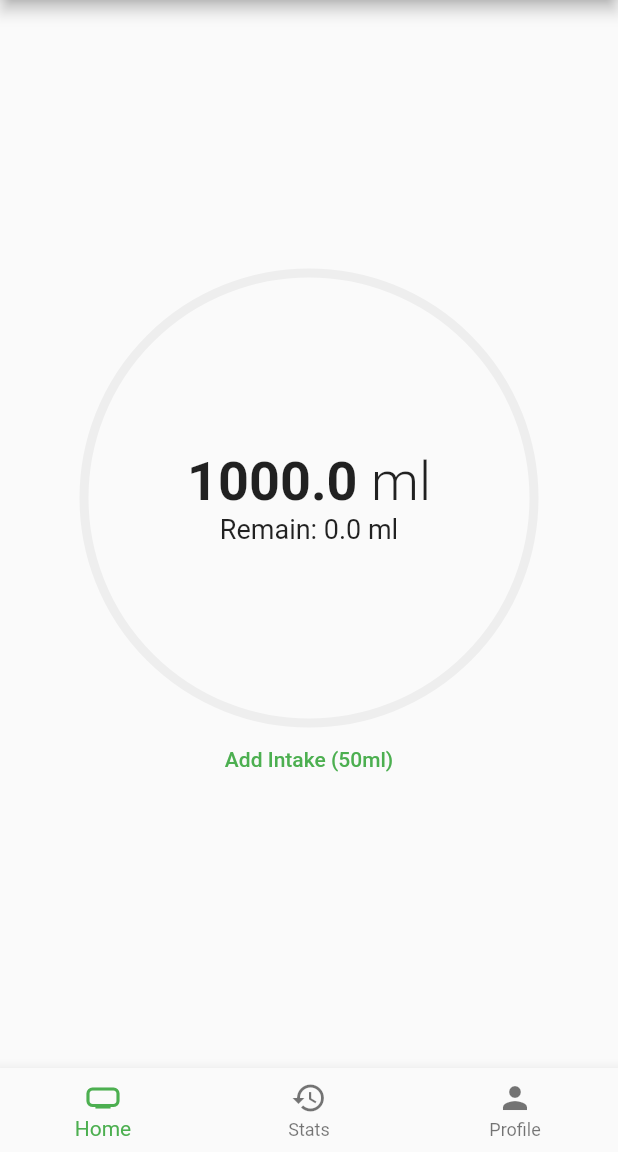
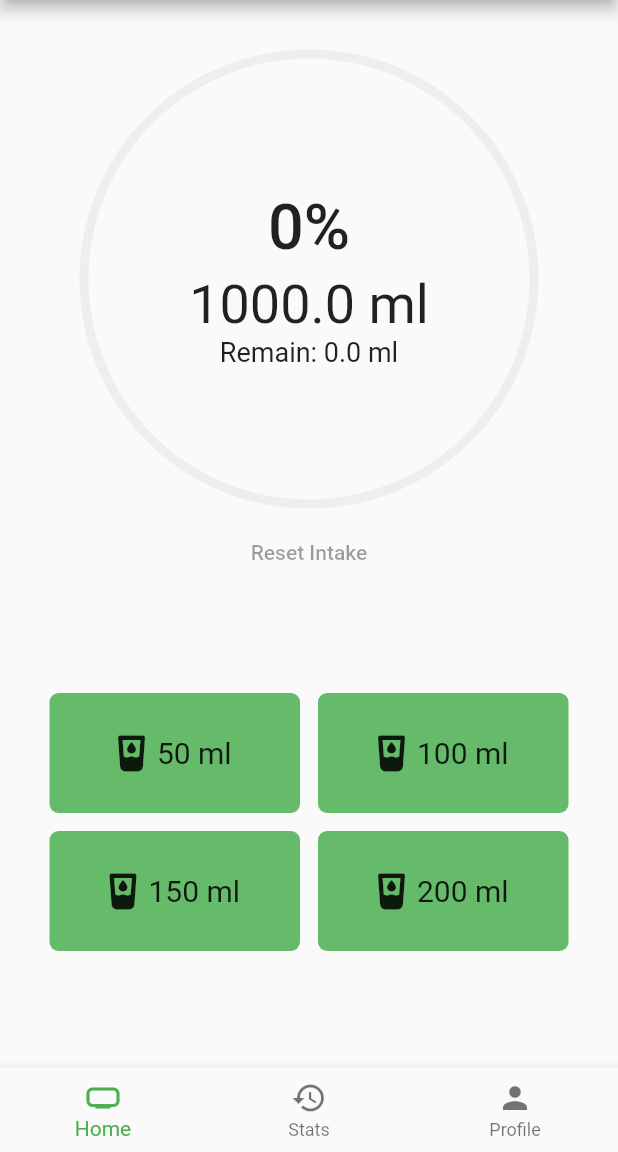
Before and after one commit to sarkartanmay393/WaterDairy, a Flutter app: the screen it shows after launch, on a phone screen of 412 x 824 dp, the part 84-1236 px from its top. Run offline on Flutter 3.47's test engine with Material 2 defaults, Android fonts, the phone set to English and light mode, and no system bars; our stand-ins replace font_awesome_flutter, hooks_riverpod, riverpod, simple_circular_progress_bar.

Commit message:
Add: Block Buttons

```diff
--- a/lib/screens/home.dart
+++ b/lib/screens/home.dart
@@ -3,6 +3,7 @@ import 'package:hooks_riverpod/hooks_riverpod.dart';
 import 'package:simple_circular_progress_bar/simple_circular_progress_bar.dart';
 
 import '../main.dart';
+import '../widgets/button.dart';
 
 class Home extends HookConsumerWidget {
   const Home({Key? key}) : super(key: key);
@@ -41,7 +42,9 @@ class Home extends HookConsumerWidget {
             //           child: const Text("Set")),
             //     ],
             //   ),
-            SizedBox(
+            Padding(
+              padding: const EdgeInsets.fromLTRB(0, 28, 0, 8),
+              child: SizedBox(
                 height: 300,
                 width: 300,
                 child: Stack(
@@ -59,18 +62,26 @@ class Home extends HookConsumerWidget {
                     Column(
                       mainAxisAlignment: MainAxisAlignment.center,
                       children: [
+                        Text(
+                          '${(dailyWaterIntake.intakePercentage * 100).toStringAsFixed(0)}%',
+                          style: const TextStyle(
+                              fontSize: 42, fontWeight: FontWeight.w500),
+                        ),
+                        const SizedBox(
+                          height: 6,
+                        ),
                         Row(
                           mainAxisAlignment: MainAxisAlignment.center,
                           children: [
                             Text(
                               '${dailyWaterIntake.goal} ',
                               style: const TextStyle(
-                                fontSize: 36, fontWeight: FontWeight.bold),
+                                  fontSize: 36, fontWeight: FontWeight.w400),
                             ),
                             const Text(
                               'ml',
                               style: TextStyle(
-                                fontSize: 36, fontWeight: FontWeight.w300),
+                                  fontSize: 36, fontWeight: FontWeight.w400),
                             ),
                           ],
                         ),
@@ -84,29 +95,40 @@ class Home extends HookConsumerWidget {
                   ],
                 ),
               ),
+            ),
 
-            // SimpleCircularProgressBar(
-            //   size: 300,
-            //   progressColors: const [Colors.green],
-            //   backColor: Colors.grey.shade200,
-            //   mergeMode: true,
-            //   valueNotifier:
-            //       ValueNotifier<double>(dailyWaterIntake.intakePercentage),
-            // ),
+            TextButton(
+              onPressed: dailyWaterIntake.completed ? () => {
+                ref.read(dailyWaterIntakeProvider.notifier).resetIntake(),
+              } : null,
+              child: const Text('Reset Intake'),
+            ),
 
-            if (!dailyWaterIntake.completed)
-              TextButton(
-                onPressed: () => {
-                  ref.read(dailyWaterIntakeProvider.notifier).addIntake(50.0),
-                },
-                child: const Text('Add Intake (50ml)'),
+            Container(
+              margin: const EdgeInsets.all(16.0),
+              height: 280,
+              child: Column(
+                mainAxisAlignment: MainAxisAlignment.center,
+                children: [
+                  Row(
+                    mainAxisAlignment: MainAxisAlignment.center,
+                    children: const [
+                      GridButton(intakeML: 50),
+                      SizedBox(width: 12),
+                      GridButton(intakeML: 100),
+                    ],
                   ),
-            if (dailyWaterIntake.completed)
-              TextButton(
-                onPressed: () => {
-                  ref.read(dailyWaterIntakeProvider.notifier).resetIntake(),
-                },
-                child: const Text('Reset Intake'),
+                  const SizedBox(height: 12),
+                  Row(
+                    mainAxisAlignment: MainAxisAlignment.center,
+                    children: const [
+                      GridButton(intakeML: 150),
+                      SizedBox(width: 12),
+                      GridButton(intakeML: 200),
+                    ],
+                  ),
+                ],
+              ),
             ),
           ],
         ),
--- /dev/null
+++ b/lib/widgets/button.dart
@@ -0,0 +1,43 @@
+import 'package:flutter/material.dart';
+import 'package:font_awesome_flutter/font_awesome_flutter.dart';
+import 'package:hooks_riverpod/hooks_riverpod.dart';
+import 'package:waterdairy/main.dart';
+
+class GridButton extends HookConsumerWidget {
+  const GridButton({super.key, required this.intakeML});
+  final int intakeML;
+
+  @override
+  Widget build(BuildContext context, WidgetRef ref) {
+
+    return MaterialButton(
+      color: Colors.green.shade400,
+      shape: RoundedRectangleBorder(
+        borderRadius: BorderRadius.circular(6),
+      ),
+      elevation: 0,
+      focusElevation: 0,
+      onPressed: () {
+        ref.read(dailyWaterIntakeProvider.notifier).addIntake(double.parse(intakeML.toString()));
+      },
+      child: SizedBox(
+        width: 135,
+        height: 80,
+        child: Row(
+          mainAxisAlignment: MainAxisAlignment.center,
+          crossAxisAlignment: CrossAxisAlignment.center,
+          children: [
+            const FaIcon(FontAwesomeIcons.glassWaterDroplet),
+            const SizedBox(
+              width: 8,
+            ),
+            Text(
+              '$intakeML ml',
+              style: const TextStyle(fontSize: 20, fontWeight: FontWeight.w400),
+            )
+          ],
+        ),
+      ),
+    );
+  }
+}
```
Lines whose indentation alone changed are shown as unchanged.
